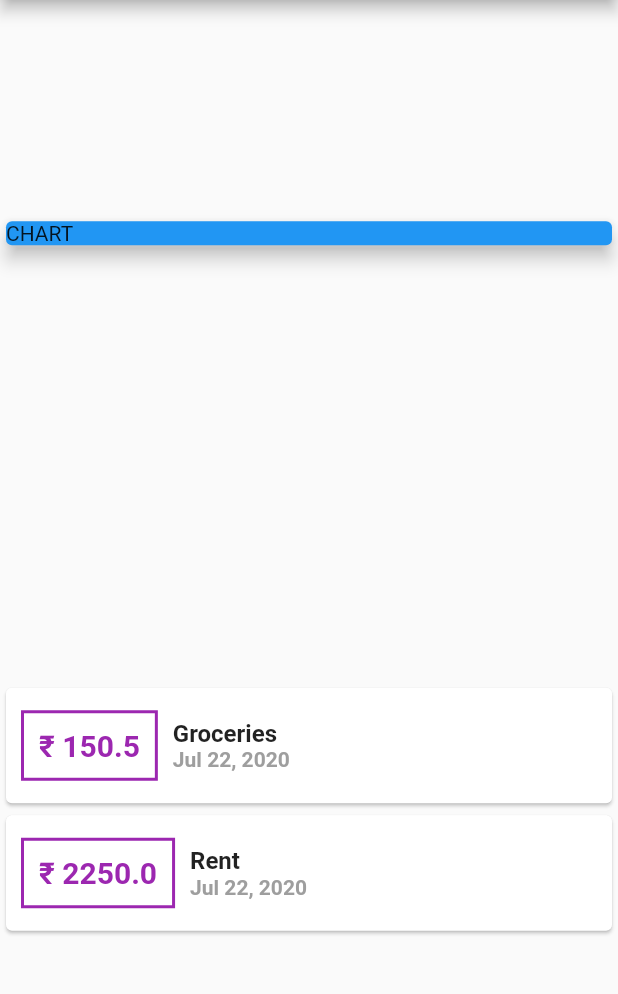
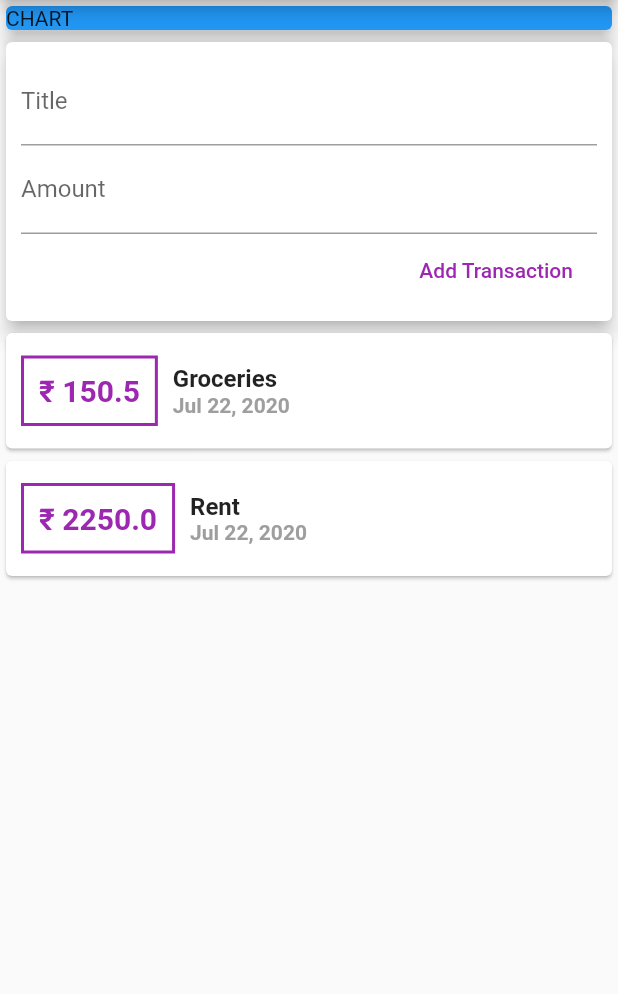
Before and after one commit to mhaneef50673/expense_tracker, a Flutter app: the screen it shows after launch, on a phone screen of 412 x 824 dp, the part 84-1078 px from its top. Run offline on Flutter 3.47's test engine with Material 2 defaults, Android fonts, the phone set to English and light mode, and no system bars.

Commit message:
Add: add transaction to the transaction list and code refracted

```diff
--- a/lib/main.dart
+++ b/lib/main.dart
@@ -1,6 +1,5 @@
 import 'package:flutter/material.dart';
-import 'package:intl/intl.dart';
-import './transaction.dart';
+import './widgets/user_transactions.dart';
 
 void main() {
   runApp(
@@ -9,20 +8,6 @@ void main() {
 }
 
 class ExpenseTracker extends StatelessWidget {
-  final List<Transaction> transactions = [
-    Transaction(
-      amount: 150.50,
-      dateTime: DateTime.now(),
-      id: '1',
-      title: 'Groceries',
-    ),
-    Transaction(
-      amount: 2250,
-      dateTime: DateTime.now(),
-      id: '2',
-      title: 'Rent',
-    ),
-  ];
   @override
   Widget build(BuildContext context) {
     return MaterialApp(
@@ -42,59 +27,8 @@ class ExpenseTracker extends StatelessWidget {
               ),
               width: double.infinity,
             ),
-            Column(
-              children: transactions.map((tx) {
-                return Card(
-                  child: Row(
-                    children: <Widget>[
-                      Container(
-                        child: Text(
-                          '₹ ${tx.amount}',
-                          style: TextStyle(
-                            color: Colors.purple,
-                            fontSize: 20,
-                            fontWeight: FontWeight.bold,
-                          ),
-                        ),
-                        margin: EdgeInsets.symmetric(
-                          horizontal: 10,
-                          vertical: 15,
-                        ),
-                        padding: EdgeInsets.all(10),
-                        decoration: BoxDecoration(
-                          border: Border.all(
-                            width: 2,
-                            color: Colors.purple,
-                          ),
-                        ),
-                      ),
-                      Column(
-                        children: <Widget>[
-                          Text(
-                            tx.title,
-                            style: TextStyle(
-                              fontSize: 16,
-                              fontWeight: FontWeight.bold,
-                            ),
-                          ),
-                          Text(
-                            DateFormat.yMMMd().format(tx.dateTime),
-                            style: TextStyle(
-                              fontSize: 14,
-                              fontWeight: FontWeight.bold,
-                              color: Colors.grey,
-                            ),
-                          )
-                        ],
-                        crossAxisAlignment: CrossAxisAlignment.start,
-                      )
-                    ],
-                  ),
-                );
-              }).toList(),
-            )
+            UserTransactions(),
           ],
-          mainAxisAlignment: MainAxisAlignment.spaceAround,
         ),
       ),
     );
--- /dev/null
+++ b/lib/widgets/new_transaction.dart
@@ -0,0 +1,49 @@
+import 'package:flutter/material.dart';
+
+class NewTransaction extends StatelessWidget {
+  final titleController = TextEditingController();
+  final amountController = TextEditingController();
+  final Function addTransaction;
+
+  NewTransaction(
+    this.addTransaction,
+  );
+
+  @override
+  Widget build(BuildContext context) {
+    return Card(
+      elevation: 5,
+      child: Container(
+        padding: EdgeInsets.all(10),
+        child: Column(
+          crossAxisAlignment: CrossAxisAlignment.end,
+          children: <Widget>[
+            TextField(
+              decoration: InputDecoration(
+                labelText: 'Title',
+              ),
+              controller: titleController,
+            ),
+            TextField(
+              decoration: InputDecoration(
+                labelText: 'Amount',
+              ),
+              keyboardType: TextInputType.number,
+              controller: amountController,
+            ),
+            FlatButton(
+              onPressed: () {
+                addTransaction(
+                  titleController.text,
+                  double.parse(amountController.text),
+                );
+              },
+              child: Text('Add Transaction'),
+              textColor: Colors.purple,
+            )
+          ],
+        ),
+      ),
+    );
+  }
+}
--- /dev/null
+++ b/lib/widgets/transaction_list.dart
@@ -0,0 +1,65 @@
+import 'package:flutter/material.dart';
+import 'package:intl/intl.dart';
+
+import '../models/transaction.dart';
+
+class TransactionList extends StatelessWidget {
+  final List<Transaction> _transactions;
+
+  TransactionList(this._transactions);
+
+  @override
+  Widget build(BuildContext context) {
+    return Column(
+      children: _transactions.map((tx) {
+        return Card(
+          child: Row(
+            children: <Widget>[
+              Container(
+                child: Text(
+                  '₹ ${tx.amount}',
+                  style: TextStyle(
+                    color: Colors.purple,
+                    fontSize: 20,
+                    fontWeight: FontWeight.bold,
+                  ),
+                ),
+                margin: EdgeInsets.symmetric(
+                  horizontal: 10,
+                  vertical: 15,
+                ),
+                padding: EdgeInsets.all(10),
+                decoration: BoxDecoration(
+                  border: Border.all(
+                    width: 2,
+                    color: Colors.purple,
+                  ),
+                ),
+              ),
+              Column(
+                children: <Widget>[
+                  Text(
+                    tx.title,
+                    style: TextStyle(
+                      fontSize: 16,
+                      fontWeight: FontWeight.bold,
+                    ),
+                  ),
+                  Text(
+                    DateFormat.yMMMd().format(tx.dateTime),
+                    style: TextStyle(
+                      fontSize: 14,
+                      fontWeight: FontWeight.bold,
+                      color: Colors.grey,
+                    ),
+                  )
+                ],
+                crossAxisAlignment: CrossAxisAlignment.start,
+              )
+            ],
+          ),
+        );
+      }).toList(),
+    );
+  }
+}
--- /dev/null
+++ b/lib/widgets/user_transactions.dart
@@ -0,0 +1,52 @@
+import 'package:flutter/material.dart';
+
+import '../models/transaction.dart';
+import './transaction_list.dart';
+import './new_transaction.dart';
+
+class UserTransactions extends StatefulWidget {
+  @override
+  _UserTransactionsState createState() => _UserTransactionsState();
+}
+
+class _UserTransactionsState extends State<UserTransactions> {
+  final List<Transaction> _transactions = [
+    Transaction(
+      amount: 150.50,
+      dateTime: DateTime.now(),
+      id: '1',
+      title: 'Groceries',
+    ),
+    Transaction(
+      amount: 2250,
+      dateTime: DateTime.now(),
+      id: '2',
+      title: 'Rent',
+    ),
+  ];
+
+  void addTransaction(String txTitle, double txAmount) {
+    String newTransactionId = _transactions.length.toString();
+    setState(() {
+      _transactions.add(Transaction(
+          id: newTransactionId,
+          title: txTitle,
+          amount: txAmount,
+          dateTime: DateTime.now()));
+    });
+  }
+
+  @override
+  Widget build(BuildContext context) {
+    return Column(
+      children: <Widget>[
+        NewTransaction(
+          addTransaction,
+        ),
+        TransactionList(
+          _transactions,
+        ),
+      ],
+    );
+  }
+}
```
Also changed, not shown: lib/models/transaction.dart (renamed from lib/transaction.dart).
